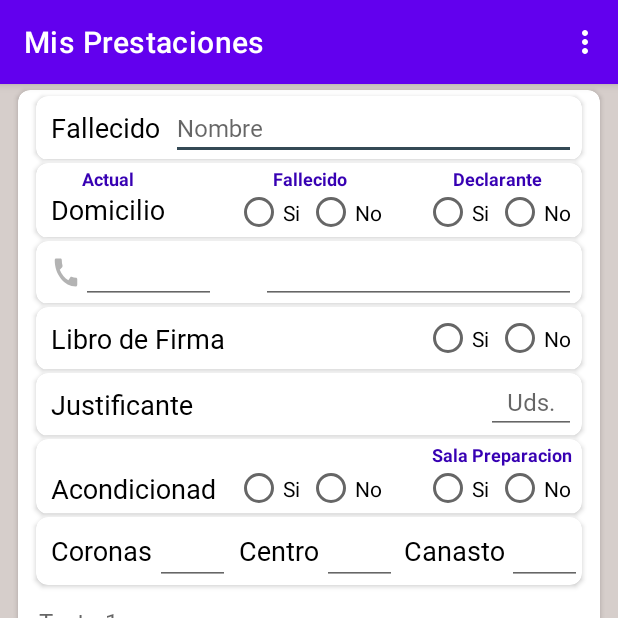
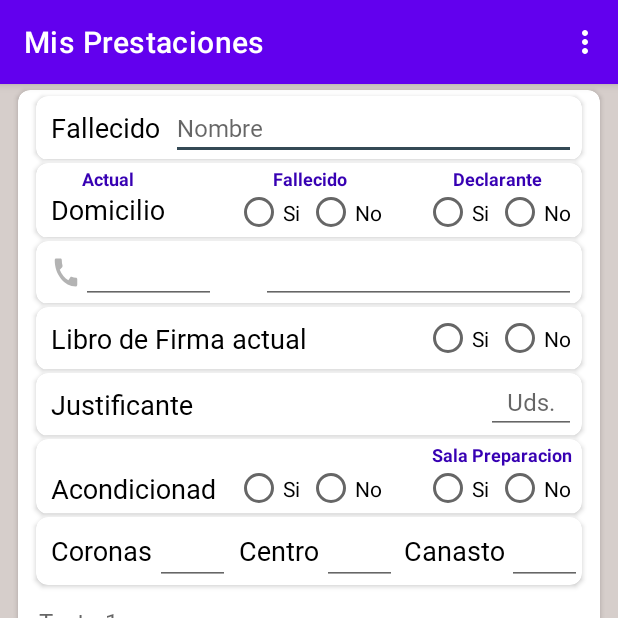
Before and after one commit to matias4444/mis-prestaciones, an Android app: the screen it shows after launch (MainActivity), on a phone screen of 412 x 824 dp, the top half of it. Run offline under Robolectric (Android 15) with nearby library versions, the phone set to English and light mode, and no system bars; our stand-ins replace CircleImageView, navigation-ui; Roboto replaces fonts that are not available here.

Commit message:
cambiamos libro de firma por actual

```diff
--- a/app/src/main/res/layout/activity_main.xml
+++ b/app/src/main/res/layout/activity_main.xml
@@ -452,7 +452,7 @@
                         android:layout_gravity="center_vertical"
                         android:layout_marginStart="10dp"
                         android:layout_marginEnd="20dp"
-                        android:text="Libro de Firma"
+                        android:text="Libro de Firma actual"
                         android:textColor="@color/black"
                         android:textSize="18dp"
                         android:textStyle="bold" />
```
